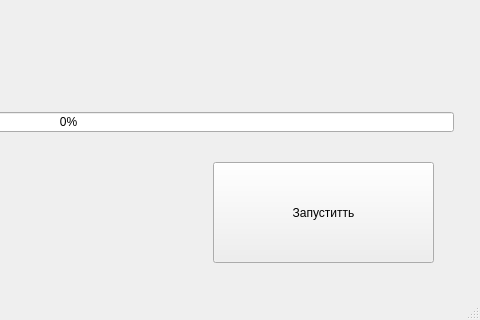
First picture: the form in mainwindow.ui, repository GRCR13/kolibri, before the edit; both pictures show x 347 to 827 and y 358 to 678 of the 827 by 678 pixel window.
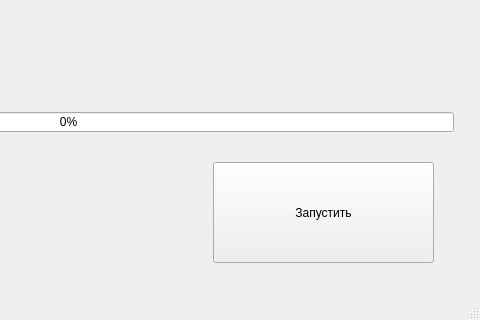
Second picture: the form after the edit.

```diff
--- a/mainwindow.ui
+++ b/mainwindow.ui
@@ -63,7 +63,7 @@
      </rect>
     </property>
     <property name="text">
-     <string>Запуститть</string>
+     <string>Запустить</string>
     </property>
    </widget>
    <widget class="QComboBox" name="cb_rewrite_mode">
```
